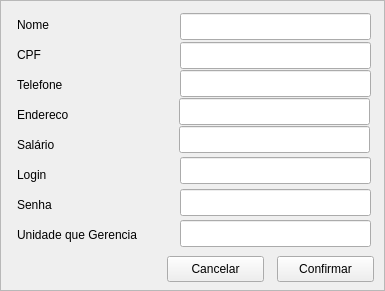
Old version of the form SIF_GUI/View/TelaCadastroGerente.ui in the repository VitorDiToro/EC206-EngenhariaDeSoftware2.
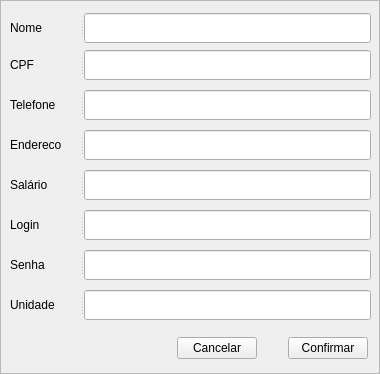
New version of the form.

Commit message: Padrnização dos labels e tamanho das telas

Diff of the .ui file:
```diff
--- a/SIF_GUI/View/TelaCadastroGerente.ui
+++ b/SIF_GUI/View/TelaCadastroGerente.ui
@@ -6,10 +6,22 @@
    <rect>
     <x>0</x>
     <y>0</y>
-    <width>385</width>
-    <height>291</height>
+    <width>380</width>
+    <height>374</height>
    </rect>
   </property>
+  <property name="minimumSize">
+   <size>
+    <width>380</width>
+    <height>374</height>
+   </size>
+  </property>
+  <property name="maximumSize">
+   <size>
+    <width>380</width>
+    <height>374</height>
+   </size>
+  </property>
   <property name="windowTitle">
    <string>Cadastro de Gerente</string>
   </property>
@@ -19,215 +31,292 @@
   <property name="frameShadow">
    <enum>QFrame::Raised</enum>
   </property>
-  <widget class="QPushButton" name="pushButton">
+  <widget class="QWidget" name="">
    <property name="geometry">
     <rect>
-     <x>277</x>
-     <y>256</y>
-     <width>97</width>
-     <height>26</height>
+     <x>177</x>
+     <y>330</y>
+     <width>191</width>
+     <height>36</height>
     </rect>
    </property>
-   <property name="text">
-    <string>Confirmar</string>
-   </property>
+   <layout class="QGridLayout" name="gridLayout">
+    <item row="0" column="0">
+     <widget class="QPushButton" name="pushButton_2">
+      <property name="text">
+       <string>Cancelar</string>
+      </property>
+     </widget>
+    </item>
+    <item row="0" column="2">
+     <widget class="QPushButton" name="pushButton">
+      <property name="text">
+       <string>Confirmar</string>
+      </property>
+     </widget>
+    </item>
+    <item row="0" column="1">
+     <spacer name="horizontalSpacer">
+      <property name="orientation">
+       <enum>Qt::Horizontal</enum>
+      </property>
+      <property name="sizeHint" stdset="0">
+       <size>
+        <width>40</width>
+        <height>20</height>
+       </size>
+      </property>
+     </spacer>
+    </item>
+   </layout>
   </widget>
-  <widget class="QLabel" name="label">
+  <widget class="QSplitter" name="splitter">
    <property name="geometry">
     <rect>
-     <x>17</x>
-     <y>16</y>
-     <width>67</width>
-     <height>17</height>
+     <x>10</x>
+     <y>290</y>
+     <width>361</width>
+     <height>32</height>
     </rect>
    </property>
-   <property name="text">
-    <string>Nome</string>
+   <property name="orientation">
+    <enum>Qt::Horizontal</enum>
    </property>
+   <widget class="QLabel" name="label_8">
+    <property name="minimumSize">
+     <size>
+      <width>70</width>
+      <height>30</height>
+     </size>
+    </property>
+    <property name="maximumSize">
+     <size>
+      <width>70</width>
+      <height>30</height>
+     </size>
+    </property>
+    <property name="text">
+     <string>Unidade</string>
+    </property>
+   </widget>
+   <widget class="QLineEdit" name="lineEdit_8"/>
   </widget>
-  <widget class="QLabel" name="label_2">
+  <widget class="QSplitter" name="splitter_2">
    <property name="geometry">
     <rect>
-     <x>17</x>
-     <y>46</y>
-     <width>67</width>
-     <height>17</height>
+     <x>10</x>
+     <y>250</y>
+     <width>361</width>
+     <height>32</height>
     </rect>
    </property>
-   <property name="text">
-    <string>CPF</string>
+   <property name="orientation">
+    <enum>Qt::Horizontal</enum>
    </property>
+   <widget class="QLabel" name="label_7">
+    <property name="minimumSize">
+     <size>
+      <width>70</width>
+      <height>30</height>
+     </size>
+    </property>
+    <property name="maximumSize">
+     <size>
+      <width>70</width>
+      <height>30</height>
+     </size>
+    </property>
+    <property name="text">
+     <string>Senha</string>
+    </property>
+   </widget>
+   <widget class="QLineEdit" name="lineEdit_7"/>
   </widget>
-  <widget class="QLabel" name="label_3">
+  <widget class="QSplitter" name="splitter_3">
    <property name="geometry">
     <rect>
-     <x>17</x>
-     <y>76</y>
-     <width>67</width>
-     <height>17</height>
+     <x>10</x>
+     <y>210</y>
+     <width>361</width>
+     <height>32</height>
     </rect>
    </property>
-   <property name="text">
-    <string>Telefone</string>
+   <property name="orientation">
+    <enum>Qt::Horizontal</enum>
    </property>
+   <widget class="QLabel" name="label_5">
+    <property name="minimumSize">
+     <size>
+      <width>70</width>
+      <height>30</height>
+     </size>
+    </property>
+    <property name="maximumSize">
+     <size>
+      <width>70</width>
+      <height>30</height>
+     </size>
+    </property>
+    <property name="text">
+     <string>Login</string>
+    </property>
+   </widget>
+   <widget class="QLineEdit" name="lineEdit_6"/>
   </widget>
-  <widget class="QLabel" name="label_4">
+  <widget class="QSplitter" name="splitter_4">
    <property name="geometry">
     <rect>
-     <x>17</x>
-     <y>106</y>
-     <width>67</width>
-     <height>17</height>
+     <x>10</x>
+     <y>170</y>
+     <width>361</width>
+     <height>32</height>
     </rect>
    </property>
-   <property name="text">
-    <string>Endereco</string>
+   <property name="orientation">
+    <enum>Qt::Horizontal</enum>
    </property>
+   <widget class="QLabel" name="label_6">
+    <property name="minimumSize">
+     <size>
+      <width>70</width>
+      <height>30</height>
+     </size>
+    </property>
+    <property name="maximumSize">
+     <size>
+      <width>70</width>
+      <height>30</height>
+     </size>
+    </property>
+    <property name="text">
+     <string>Salário</string>
+    </property>
+   </widget>
+   <widget class="QLineEdit" name="lineEdit_5"/>
   </widget>
-  <widget class="QLabel" name="label_5">
+  <widget class="QSplitter" name="splitter_5">
    <property name="geometry">
     <rect>
-     <x>17</x>
-     <y>166</y>
-     <width>67</width>
-     <height>17</height>
+     <x>10</x>
+     <y>130</y>
+     <width>361</width>
+     <height>32</height>
     </rect>
    </property>
-   <property name="text">
-    <string>Login</string>
+   <property name="orientation">
+    <enum>Qt::Horizontal</enum>
    </property>
+   <widget class="QLabel" name="label_4">
+    <property name="minimumSize">
+     <size>
+      <width>70</width>
+      <height>30</height>
+     </size>
+    </property>
+    <property name="maximumSize">
+     <size>
+      <width>70</width>
+      <height>30</height>
+     </size>
+    </property>
+    <property name="text">
+     <string>Endereco</string>
+    </property>
+   </widget>
+   <widget class="QLineEdit" name="lineEdit_4"/>
   </widget>
-  <widget class="QLabel" name="label_6">
+  <widget class="QSplitter" name="splitter_6">
    <property name="geometry">
     <rect>
-     <x>17</x>
-     <y>136</y>
-     <width>67</width>
-     <height>17</height>
+     <x>10</x>
+     <y>90</y>
+     <width>361</width>
+     <height>32</height>
     </rect>
    </property>
-   <property name="text">
-    <string>Salário</string>
+   <property name="orientation">
+    <enum>Qt::Horizontal</enum>
    </property>
+   <widget class="QLabel" name="label_3">
+    <property name="minimumSize">
+     <size>
+      <width>70</width>
+      <height>30</height>
+     </size>
+    </property>
+    <property name="maximumSize">
+     <size>
+      <width>70</width>
+      <height>30</height>
+     </size>
+    </property>
+    <property name="text">
+     <string>Telefone</string>
+    </property>
+   </widget>
+   <widget class="QLineEdit" name="lineEdit_3"/>
   </widget>
-  <widget class="QLabel" name="label_7">
+  <widget class="QSplitter" name="splitter_7">
    <property name="geometry">
     <rect>
-     <x>17</x>
-     <y>196</y>
-     <width>67</width>
-     <height>17</height>
+     <x>10</x>
+     <y>50</y>
+     <width>361</width>
+     <height>32</height>
     </rect>
    </property>
-   <property name="text">
-    <string>Senha</string>
+   <property name="orientation">
+    <enum>Qt::Horizontal</enum>
    </property>
+   <widget class="QLabel" name="label_2">
+    <property name="minimumSize">
+     <size>
+      <width>70</width>
+      <height>30</height>
+     </size>
+    </property>
+    <property name="maximumSize">
+     <size>
+      <width>70</width>
+      <height>30</height>
+     </size>
+    </property>
+    <property name="text">
+     <string>CPF</string>
+    </property>
+   </widget>
+   <widget class="QLineEdit" name="lineEdit_2"/>
   </widget>
-  <widget class="QLabel" name="label_8">
+  <widget class="QSplitter" name="splitter_8">
    <property name="geometry">
     <rect>
-     <x>17</x>
-     <y>226</y>
-     <width>151</width>
-     <height>17</height>
-    </rect>
-   </property>
-   <property name="text">
-    <string>Unidade que Gerencia</string>
-   </property>
-  </widget>
-  <widget class="QLineEdit" name="lineEdit">
-   <property name="geometry">
-    <rect>
-     <x>180</x>
+     <x>10</x>
      <y>13</y>
-     <width>191</width>
-     <height>27</height>
+     <width>361</width>
+     <height>32</height>
     </rect>
    </property>
-  </widget>
-  <widget class="QLineEdit" name="lineEdit_2">
-   <property name="geometry">
-    <rect>
-     <x>180</x>
-     <y>42</y>
-     <width>191</width>
-     <height>27</height>
-    </rect>
+   <property name="orientation">
+    <enum>Qt::Horizontal</enum>
    </property>
-  </widget>
-  <widget class="QLineEdit" name="lineEdit_3">
-   <property name="geometry">
-    <rect>
-     <x>180</x>
-     <y>70</y>
-     <width>191</width>
-     <height>27</height>
-    </rect>
-   </property>
-  </widget>
-  <widget class="QLineEdit" name="lineEdit_5">
-   <property name="geometry">
-    <rect>
-     <x>179</x>
-     <y>126</y>
-     <width>191</width>
-     <height>27</height>
-    </rect>
-   </property>
-  </widget>
-  <widget class="QLineEdit" name="lineEdit_4">
-   <property name="geometry">
-    <rect>
-     <x>179</x>
-     <y>98</y>
-     <width>191</width>
-     <height>27</height>
-    </rect>
-   </property>
-  </widget>
-  <widget class="QLineEdit" name="lineEdit_8">
-   <property name="geometry">
-    <rect>
-     <x>180</x>
-     <y>220</y>
-     <width>191</width>
-     <height>27</height>
-    </rect>
-   </property>
-  </widget>
-  <widget class="QLineEdit" name="lineEdit_7">
-   <property name="geometry">
-    <rect>
-     <x>180</x>
-     <y>189</y>
-     <width>191</width>
-     <height>27</height>
-    </rect>
-   </property>
-  </widget>
-  <widget class="QLineEdit" name="lineEdit_6">
-   <property name="geometry">
-    <rect>
-     <x>180</x>
-     <y>157</y>
-     <width>191</width>
-     <height>27</height>
-    </rect>
-   </property>
-  </widget>
-  <widget class="QPushButton" name="pushButton_2">
-   <property name="geometry">
-    <rect>
-     <x>167</x>
-     <y>256</y>
-     <width>97</width>
-     <height>26</height>
-    </rect>
-   </property>
-   <property name="text">
-    <string>Cancelar</string>
-   </property>
+   <widget class="QLabel" name="label">
+    <property name="minimumSize">
+     <size>
+      <width>70</width>
+      <height>30</height>
+     </size>
+    </property>
+    <property name="maximumSize">
+     <size>
+      <width>70</width>
+      <height>30</height>
+     </size>
+    </property>
+    <property name="text">
+     <string>Nome</string>
+    </property>
+   </widget>
+   <widget class="QLineEdit" name="lineEdit"/>
   </widget>
  </widget>
  <resources/>
```
Left out of the diff: 12 changed lines with no effect on the pictures. The commit also changes 18 other files.
